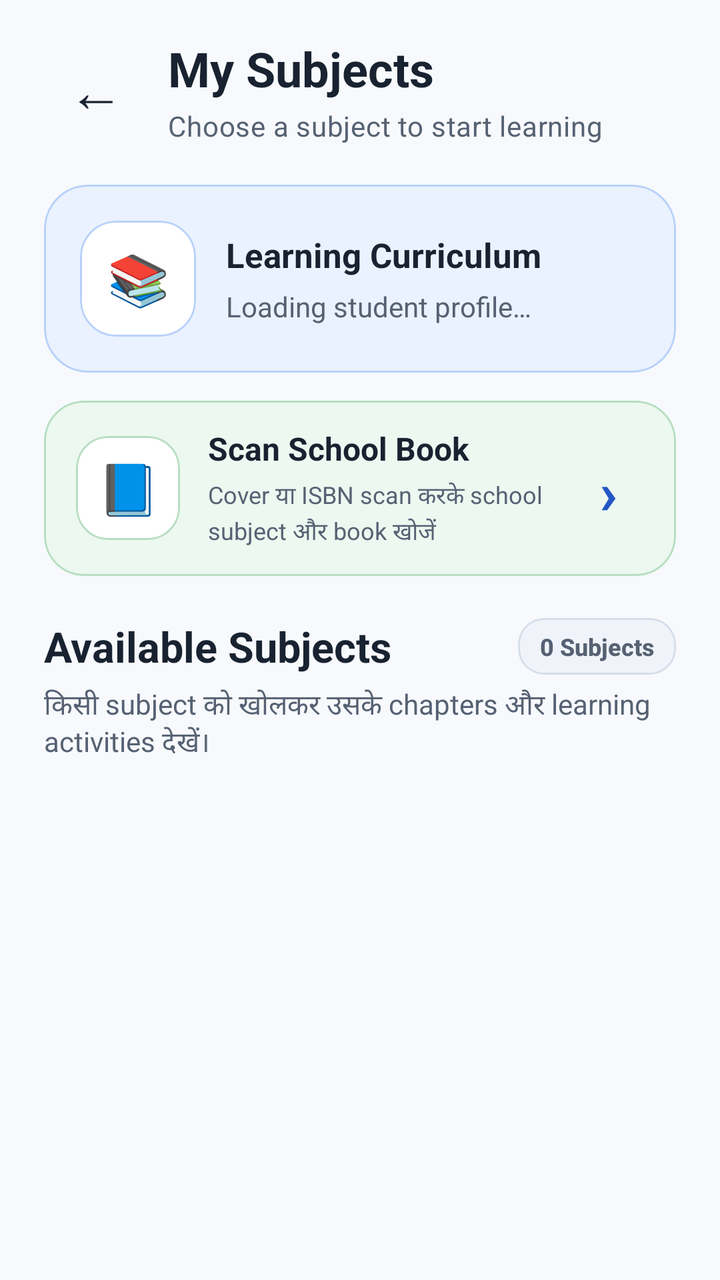
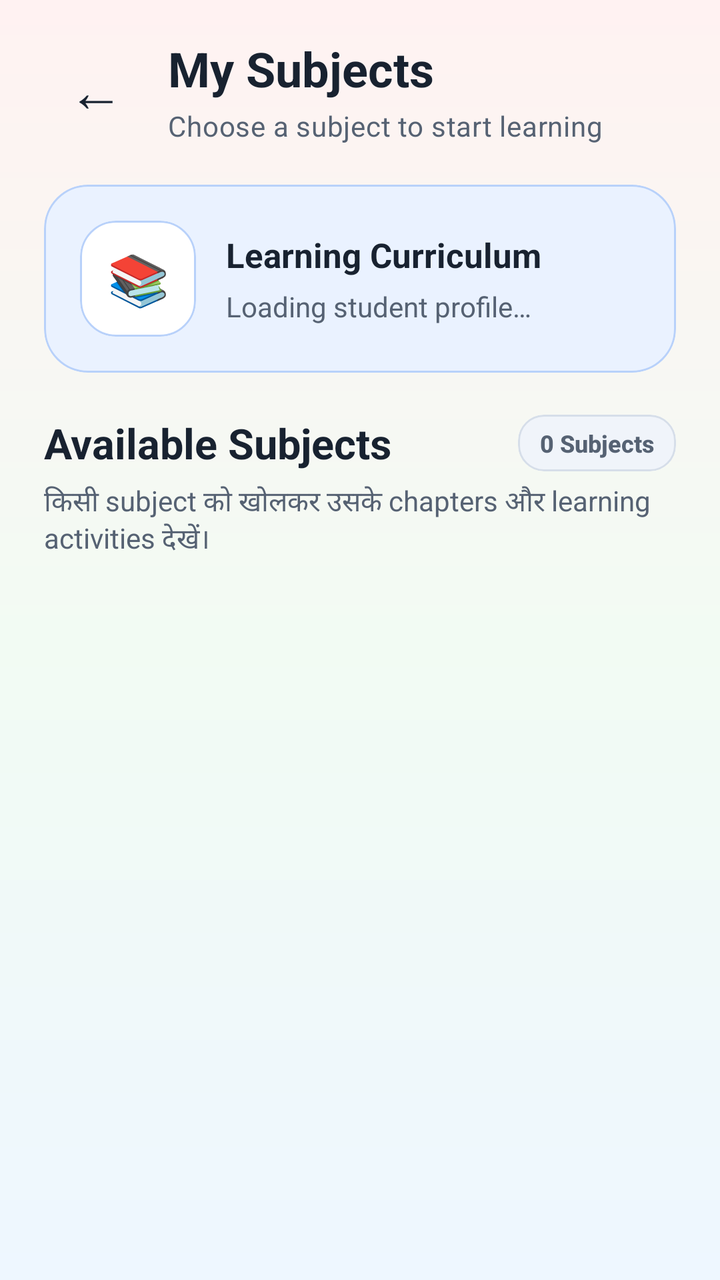

Before-and-after screenshots of an Android layout around one commit, followed by the original layout XML and the change that was made.
<!-- AndroidManifest.xml: application theme Theme.StudySaathi -->
<!-- res/layout/activity_subjects.xml -->
<?xml version="1.0" encoding="utf-8"?>
<androidx.coordinatorlayout.widget.CoordinatorLayout
    xmlns:android="http://schemas.android.com/apk/res/android"
    xmlns:app="http://schemas.android.com/apk/res-auto"
    android:id="@+id/subjectsRoot"
    android:layout_width="match_parent"
    android:layout_height="match_parent"
    android:background="@color/ss_background">

    <LinearLayout
        android:id="@+id/contentSubjects"
        android:layout_width="match_parent"
        android:layout_height="match_parent"
        android:orientation="vertical"
        android:paddingStart="22dp"
        android:paddingTop="18dp"
        android:paddingEnd="22dp"
        android:paddingBottom="20dp">

        
        <LinearLayout
            android:layout_width="match_parent"
            android:layout_height="wrap_content"
            android:gravity="center_vertical"
            android:orientation="horizontal">

            <com.google.android.material.button.MaterialButton
                android:id="@+id/buttonBack"
                style="@style/Widget.Material3.Button.TextButton"
                android:layout_width="52dp"
                android:layout_height="52dp"
                android:contentDescription="@string/back"
                android:insetLeft="0dp"
                android:insetTop="0dp"
                android:insetRight="0dp"
                android:insetBottom="0dp"
                android:minWidth="0dp"
                android:text="←"
                android:textColor="@color/ss_text_primary"
                android:textSize="28sp"
                app:cornerRadius="16dp" />

            <LinearLayout
                android:layout_width="0dp"
                android:layout_height="wrap_content"
                android:layout_marginStart="10dp"
                android:layout_weight="1"
                android:orientation="vertical">

                <TextView
                    style="@style/TextAppearance.StudySaathi.Heading"
                    android:layout_width="match_parent"
                    android:layout_height="wrap_content"
                    android:text="@string/my_subjects"
                    android:textSize="24sp" />

                <TextView
                    android:id="@+id/textSubjectStudentName"
                    style="@style/TextAppearance.StudySaathi.Body"
                    android:layout_width="match_parent"
                    android:layout_height="wrap_content"
                    android:layout_marginTop="3dp"
                    android:text="@string/subjects_screen_subtitle"
                    android:textSize="14sp" />

            </LinearLayout>

        </LinearLayout>

        
        <com.google.android.material.card.MaterialCardView
            android:layout_width="match_parent"
            android:layout_height="wrap_content"
            android:layout_marginTop="20dp"
            app:cardBackgroundColor="@color/ss_blue_soft"
            app:cardCornerRadius="22dp"
            app:cardElevation="0dp"
            app:strokeColor="@color/ss_blue_border"
            app:strokeWidth="1dp">

            <LinearLayout
                android:layout_width="match_parent"
                android:layout_height="wrap_content"
                android:gravity="center_vertical"
                android:orientation="horizontal"
                android:padding="18dp">

                <com.google.android.material.card.MaterialCardView
                    android:layout_width="58dp"
                    android:layout_height="58dp"
                    app:cardBackgroundColor="@color/ss_surface"
                    app:cardCornerRadius="18dp"
                    app:cardElevation="0dp"
                    app:strokeColor="@color/ss_blue_border"
                    app:strokeWidth="1dp">

                    <TextView
                        android:layout_width="match_parent"
                        android:layout_height="match_parent"
                        android:fontFamily="sans-serif-rounded"
                        android:gravity="center"
                        android:text="📚"
                        android:textColor="@color/ss_primary"
                        android:textSize="25sp" />

                </com.google.android.material.card.MaterialCardView>

                <LinearLayout
                    android:layout_width="0dp"
                    android:layout_height="wrap_content"
                    android:layout_marginStart="15dp"
                    android:layout_weight="1"
                    android:orientation="vertical">

                    <TextView
                        android:layout_width="match_parent"
                        android:layout_height="wrap_content"
                        android:fontFamily="sans-serif-rounded"
                        android:text="@string/learning_curriculum"
                        android:textColor="@color/ss_text_primary"
                        android:textSize="17sp"
                        android:textStyle="bold" />

                    <TextView
                        android:id="@+id/textSubjectProfile"
                        android:layout_width="match_parent"
                        android:layout_height="wrap_content"
                        android:layout_marginTop="5dp"
                        android:fontFamily="sans-serif"
                        android:text="@string/loading_student_profile"
                        android:textColor="@color/ss_text_secondary"
                        android:textSize="14sp" />

                </LinearLayout>

            </LinearLayout>

        </com.google.android.material.card.MaterialCardView>

        
        <com.google.android.material.card.MaterialCardView
            android:id="@+id/cardScanSchoolBook"
            android:layout_width="match_parent"
            android:layout_height="wrap_content"
            android:layout_marginTop="14dp"
            android:clickable="true"
            android:focusable="true"
            android:foreground="?attr/selectableItemBackground"
            app:cardBackgroundColor="@color/ss_green_soft"
            app:cardCornerRadius="20dp"
            app:cardElevation="0dp"
            app:strokeColor="@color/ss_green_border"
            app:strokeWidth="1dp">

            <LinearLayout
                android:layout_width="match_parent"
                android:layout_height="wrap_content"
                android:gravity="center_vertical"
                android:minHeight="82dp"
                android:orientation="horizontal"
                android:paddingStart="16dp"
                android:paddingTop="13dp"
                android:paddingEnd="15dp"
                android:paddingBottom="13dp">

                <com.google.android.material.card.MaterialCardView
                    android:layout_width="52dp"
                    android:layout_height="52dp"
                    app:cardBackgroundColor="@color/ss_surface"
                    app:cardCornerRadius="16dp"
                    app:cardElevation="0dp"
                    app:strokeColor="@color/ss_green_border"
                    app:strokeWidth="1dp">

                    <TextView
                        android:layout_width="match_parent"
                        android:layout_height="match_parent"
                        android:gravity="center"
                        android:importantForAccessibility="no"
                        android:text="📘"
                        android:textSize="25sp" />

                </com.google.android.material.card.MaterialCardView>

                <LinearLayout
                    android:layout_width="0dp"
                    android:layout_height="wrap_content"
                    android:layout_marginStart="14dp"
                    android:layout_weight="1"
                    android:orientation="vertical">

                    <TextView
                        android:layout_width="match_parent"
                        android:layout_height="wrap_content"
                        android:fontFamily="sans-serif-rounded"
                        android:text="Scan School Book"
                        android:textColor="@color/ss_text_primary"
                        android:textSize="16sp"
                        android:textStyle="bold" />

                    <TextView
                        android:layout_width="match_parent"
                        android:layout_height="wrap_content"
                        android:layout_marginTop="4dp"
                        android:fontFamily="sans-serif"
                        android:lineSpacingExtra="2dp"
                        android:text="Cover या ISBN scan करके school subject और book खोजें"
                        android:textColor="@color/ss_text_secondary"
                        android:textSize="12sp" />

                </LinearLayout>

                <TextView
                    android:layout_width="38dp"
                    android:layout_height="38dp"
                    android:gravity="center"
                    android:importantForAccessibility="no"
                    android:text="›"
                    android:textColor="@color/ss_primary"
                    android:textSize="30sp"
                    android:textStyle="bold" />

            </LinearLayout>

        </com.google.android.material.card.MaterialCardView>

        
        <LinearLayout
            android:layout_width="match_parent"
            android:layout_height="wrap_content"
            android:layout_marginTop="21dp"
            android:gravity="center_vertical"
            android:orientation="horizontal">

            <TextView
                android:layout_width="0dp"
                android:layout_height="wrap_content"
                android:layout_weight="1"
                android:fontFamily="sans-serif-rounded"
                android:text="@string/available_subjects"
                android:textColor="@color/ss_text_primary"
                android:textSize="21sp"
                android:textStyle="bold" />

            <com.google.android.material.card.MaterialCardView
                android:layout_width="wrap_content"
                android:layout_height="wrap_content"
                app:cardBackgroundColor="@color/ss_surface_soft"
                app:cardCornerRadius="13dp"
                app:cardElevation="0dp"
                app:strokeColor="@color/ss_outline"
                app:strokeWidth="1dp">

                <TextView
                    android:id="@+id/textSubjectCount"
                    android:layout_width="wrap_content"
                    android:layout_height="wrap_content"
                    android:fontFamily="sans-serif-medium"
                    android:paddingStart="11dp"
                    android:paddingTop="6dp"
                    android:paddingEnd="11dp"
                    android:paddingBottom="6dp"
                    android:text="@string/default_subject_count"
                    android:textColor="@color/ss_text_secondary"
                    android:textSize="12sp"
                    android:textStyle="bold" />

            </com.google.android.material.card.MaterialCardView>

        </LinearLayout>

        <TextView
            android:layout_width="match_parent"
            android:layout_height="wrap_content"
            android:layout_marginTop="5dp"
            android:fontFamily="sans-serif"
            android:text="@string/available_subjects_description"
            android:textColor="@color/ss_text_secondary"
            android:textSize="14sp" />

        <FrameLayout
            android:layout_width="match_parent"
            android:layout_height="0dp"
            android:layout_marginTop="15dp"
            android:layout_weight="1">

            <androidx.recyclerview.widget.RecyclerView
                android:id="@+id/recyclerSubjects"
                android:layout_width="match_parent"
                android:layout_height="match_parent"
                android:clipToPadding="false"
                android:overScrollMode="never"
                android:paddingBottom="16dp" />

            <com.google.android.material.card.MaterialCardView
                android:id="@+id/cardEmptySubjects"
                android:layout_width="match_parent"
                android:layout_height="wrap_content"
                android:layout_gravity="center"
                android:visibility="gone"
                app:cardBackgroundColor="@color/ss_surface"
                app:cardCornerRadius="22dp"
                app:cardElevation="0dp"
                app:strokeColor="@color/ss_outline"
                app:strokeWidth="1dp">

                <LinearLayout
                    android:layout_width="match_parent"
                    android:layout_height="wrap_content"
                    android:gravity="center"
                    android:orientation="vertical"
                    android:padding="25dp">

                    <TextView
                        android:layout_width="64dp"
                        android:layout_height="64dp"
                        android:fontFamily="sans-serif-rounded"
                        android:gravity="center"
                        android:text="📖"
                        android:textSize="32sp" />

                    <TextView
                        android:layout_width="match_parent"
                        android:layout_height="wrap_content"
                        android:layout_marginTop="8dp"
                        android:fontFamily="sans-serif-rounded"
                        android:gravity="center"
                        android:text="@string/no_subjects_available"
                        android:textColor="@color/ss_text_primary"
                        android:textSize="18sp"
                        android:textStyle="bold" />

                    <TextView
                        android:layout_width="match_parent"
                        android:layout_height="wrap_content"
                        android:layout_marginTop="6dp"
                        android:fontFamily="sans-serif"
                        android:gravity="center"
                        android:text="@string/no_subjects_available_description"
                        android:textColor="@color/ss_text_secondary"
                        android:textSize="14sp" />

                </LinearLayout>

            </com.google.android.material.card.MaterialCardView>

        </FrameLayout>

    </LinearLayout>

    <com.google.android.material.progressindicator.CircularProgressIndicator
        android:id="@+id/progressSubjects"
        android:layout_width="48dp"
        android:layout_height="48dp"
        android:layout_gravity="center"
        android:visibility="gone"
        app:indicatorColor="@color/ss_primary"
        app:indicatorSize="48dp"
        app:trackColor="@color/ss_blue_soft"
        app:trackThickness="5dp" />

</androidx.coordinatorlayout.widget.CoordinatorLayout>
<!-- resources referenced by this layout -->
<resources>
  <color name="ss_background">#F7F9FC</color>
  <color name="ss_blue_border">#B8D1FA</color>
  <color name="ss_blue_soft">#EAF2FF</color>
  <color name="ss_green_border">#B7DEC2</color>
  <color name="ss_green_soft">#ECF8F0</color>
  <color name="ss_outline">#D6DEE9</color>
  <color name="ss_primary">#2457C5</color>
  <color name="ss_surface">#FFFFFF</color>
  <color name="ss_surface_soft">#F0F4FA</color>
  <color name="ss_text_primary">#182230</color>
  <color name="ss_text_secondary">#566273</color>
  <string name="available_subjects">Available Subjects</string>
  <string name="back">Back</string>
  <string name="default_subject_count">0 Subjects</string>
  <string name="learning_curriculum">Learning Curriculum</string>
  <string name="my_subjects">My Subjects</string>
  <string name="no_subjects_available">No subjects available</string>
  <style name="Theme.StudySaathi" parent="Theme.Material3.Light.NoActionBar">
  
          
          <item name="colorPrimary">@color/ss_primary</item>
          <item name="colorOnPrimary">@color/ss_on_primary</item>
          <item name="colorPrimaryContainer">@color/ss_blue_soft</item>
          <item name="colorOnPrimaryContainer">@color/ss_primary_dark</item>
  
          <item name="colorSecondary">@color/ss_secondary</item>
          <item name="colorOnSecondary">@color/ss_on_secondary</item>
          <item name="colorSecondaryContainer">@color/ss_teal_soft</item>
          <item name="colorOnSecondaryContainer">@color/ss_secondary</item>
  
          <item name="colorTertiary">@color/ss_tertiary</item>
          <item name="colorOnTertiary">@color/ss_on_tertiary</item>
          <item name="colorTertiaryContainer">@color/ss_yellow_soft</item>
          <item name="colorOnTertiaryContainer">@color/ss_tertiary</item>
  
          
          <item name="android:colorBackground">@color/ss_background</item>
          <item name="colorSurface">@color/ss_surface</item>
          <item name="colorSurfaceVariant">@color/ss_surface_soft</item>
          <item name="colorOnSurface">@color/ss_text_primary</item>
          <item name="colorOnSurfaceVariant">@color/ss_text_secondary</item>
  
          
          <item name="colorOutline">@color/ss_outline</item>
          <item name="colorError">@color/ss_error</item>
          <item name="colorOnError">@color/white</item>
          <item name="colorErrorContainer">@color/ss_red_soft</item>
          <item name="colorOnErrorContainer">@color/ss_error</item>
  
          
          <item name="android:windowBackground">@color/ss_background</item>
          <item name="android:statusBarColor">@color/ss_background</item>
          <item name="android:navigationBarColor">@color/ss_background</item>
  
          <item name="android:windowLightStatusBar">true</item>
          <item name="android:windowLightNavigationBar">true</item>
          <item name="android:forceDarkAllowed">false</item>
  
          <item name="android:windowNoTitle">true</item>
          <item name="windowActionModeOverlay">true</item>
  
          
          <item name="android:colorAccent">@color/ss_primary</item>
          <item name="colorControlActivated">@color/ss_primary</item>
          <item name="colorControlNormal">@color/ss_text_secondary</item>
  
      </style>
  <color name="ss_on_primary">#FFFFFF</color>
  <color name="ss_primary_dark">#173F99</color>
  <color name="ss_secondary">#087F8C</color>
  <color name="ss_on_secondary">#FFFFFF</color>
  <color name="ss_teal_soft">#EAF8F8</color>
  <color name="ss_tertiary">#8A5A00</color>
  <color name="ss_on_tertiary">#FFFFFF</color>
  <color name="ss_yellow_soft">#FFF8E8</color>
  <color name="ss_error">#BA1A1A</color>
  <color name="white">#FFFFFFFF</color>
  <color name="ss_red_soft">#FFF0F0</color>
  <!-- unchanged entries left out for length: 6 -->
</resources>

<!-- the commit's change to res/layout/activity_subjects.xml (unified diff, before → after) -->
@@ -5,7 +5,7 @@
     android:id="@+id/subjectsRoot"
     android:layout_width="match_parent"
     android:layout_height="match_parent"
-    android:background="@color/ss_background">
+    android:background="@drawable/bg_app_soft_mix">
 
     <LinearLayout
         android:id="@+id/contentSubjects"
@@ -138,93 +138,6 @@
         </com.google.android.material.card.MaterialCardView>
 
         
-        <com.google.android.material.card.MaterialCardView
-            android:id="@+id/cardScanSchoolBook"
-            android:layout_width="match_parent"
-            android:layout_height="wrap_content"
-            android:layout_marginTop="14dp"
-            android:clickable="true"
-            android:focusable="true"
-            android:foreground="?attr/selectableItemBackground"
-            app:cardBackgroundColor="@color/ss_green_soft"
-            app:cardCornerRadius="20dp"
-            app:cardElevation="0dp"
-            app:strokeColor="@color/ss_green_border"
-            app:strokeWidth="1dp">
-
-            <LinearLayout
-                android:layout_width="match_parent"
-                android:layout_height="wrap_content"
-                android:gravity="center_vertical"
-                android:minHeight="82dp"
-                android:orientation="horizontal"
-                android:paddingStart="16dp"
-                android:paddingTop="13dp"
-                android:paddingEnd="15dp"
-                android:paddingBottom="13dp">
-
-                <com.google.android.material.card.MaterialCardView
-                    android:layout_width="52dp"
-                    android:layout_height="52dp"
-                    app:cardBackgroundColor="@color/ss_surface"
-                    app:cardCornerRadius="16dp"
-                    app:cardElevation="0dp"
-                    app:strokeColor="@color/ss_green_border"
-                    app:strokeWidth="1dp">
-
-                    <TextView
-                        android:layout_width="match_parent"
-                        android:layout_height="match_parent"
-                        android:gravity="center"
-                        android:importantForAccessibility="no"
-                        android:text="📘"
-                        android:textSize="25sp" />
-
-                </com.google.android.material.card.MaterialCardView>
-
-                <LinearLayout
-                    android:layout_width="0dp"
-                    android:layout_height="wrap_content"
-                    android:layout_marginStart="14dp"
-                    android:layout_weight="1"
-                    android:orientation="vertical">
-
-                    <TextView
-                        android:layout_width="match_parent"
-                        android:layout_height="wrap_content"
-                        android:fontFamily="sans-serif-rounded"
-                        android:text="Scan School Book"
-                        android:textColor="@color/ss_text_primary"
-                        android:textSize="16sp"
-                        android:textStyle="bold" />
-
-                    <TextView
-                        android:layout_width="match_parent"
-                        android:layout_height="wrap_content"
-                        android:layout_marginTop="4dp"
-                        android:fontFamily="sans-serif"
-                        android:lineSpacingExtra="2dp"
-                        android:text="Cover या ISBN scan करके school subject और book खोजें"
-                        android:textColor="@color/ss_text_secondary"
-                        android:textSize="12sp" />
-
-                </LinearLayout>
-
-                <TextView
-                    android:layout_width="38dp"
-                    android:layout_height="38dp"
-                    android:gravity="center"
-                    android:importantForAccessibility="no"
-                    android:text="›"
-                    android:textColor="@color/ss_primary"
-                    android:textSize="30sp"
-                    android:textStyle="bold" />
-
-            </LinearLayout>
-
-        </com.google.android.material.card.MaterialCardView>
-
-        
         <LinearLayout
             android:layout_width="match_parent"
             android:layout_height="wrap_content"
<!-- resource entries referenced after the edit -->
@@ -3,14 +3,25 @@
   <color name="ss_background">#F7F9FC</color>
   <color name="ss_blue_border">#B8D1FA</color>
   <color name="ss_blue_soft">#EAF2FF</color>
-  <color name="ss_green_border">#B7DEC2</color>
-  <color name="ss_green_soft">#ECF8F0</color>
   <color name="ss_outline">#D6DEE9</color>
   <color name="ss_primary">#2457C5</color>
   <color name="ss_surface">#FFFFFF</color>
   <color name="ss_surface_soft">#F0F4FA</color>
   <color name="ss_text_primary">#182230</color>
   <color name="ss_text_secondary">#566273</color>
+  <!-- drawable bg_app_soft_mix (drawable) -->
+  <?xml version="1.0" encoding="utf-8"?>
+  <shape xmlns:android="http://schemas.android.com/apk/res/android"
+      android:shape="rectangle">
+  
+      <gradient
+          android:angle="270"
+          android:centerColor="#F2FBF3"
+          android:endColor="#EEF7FF"
+          android:startColor="#FFF2F2"
+          android:type="linear" />
+  
+  </shape>
   <string name="available_subjects">Available Subjects</string>
   <string name="back">Back</string>
   <string name="default_subject_count">0 Subjects</string>
@@ -50,7 +61,7 @@
           <item name="colorOnErrorContainer">@color/ss_error</item>
   
           
-          <item name="android:windowBackground">@color/ss_background</item>
+          <item name="android:windowBackground">@drawable/bg_app_soft_mix</item>
           <item name="android:statusBarColor">@color/ss_background</item>
           <item name="android:navigationBarColor">@color/ss_background</item>
   
